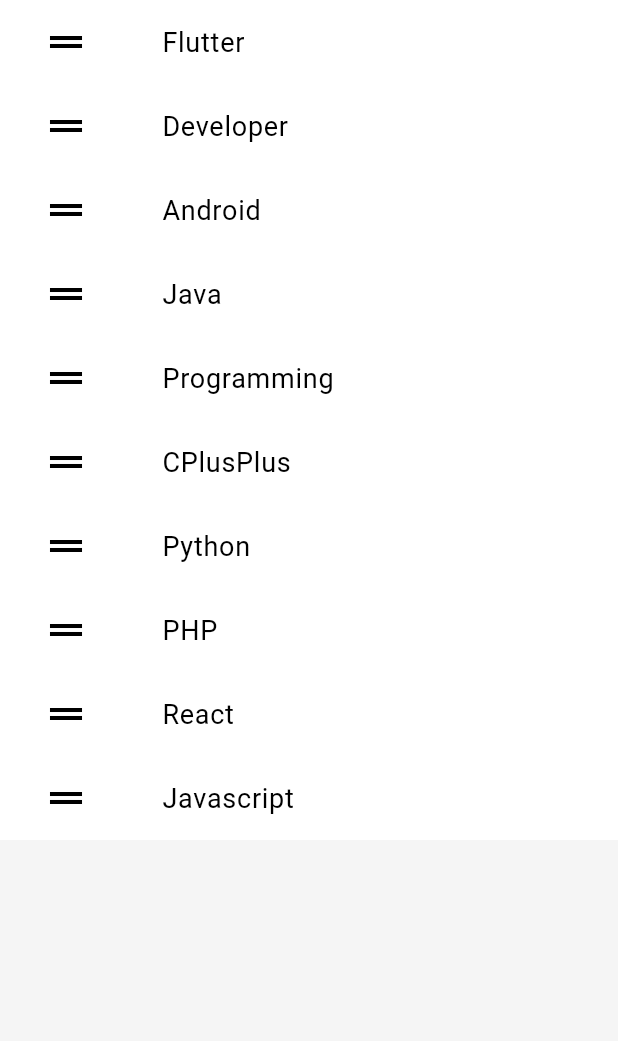
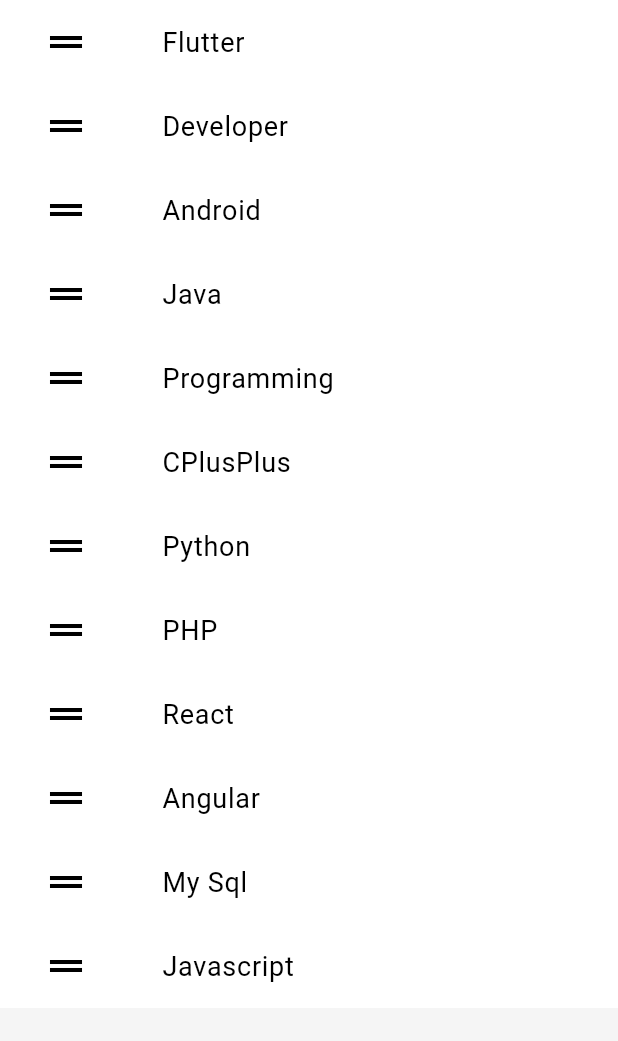
Before and after one commit to motiniu92/reOrderAbleList, a Flutter app: the screen it shows after launch, on a phone screen of 412 x 824 dp, the part 84-1125 px from its top. Run offline on Flutter 3.47's test engine with Material 3 defaults, Android fonts, the phone set to English and light mode, and no system bars.

Commit message:
update reOrderAbleList

```diff
--- a/lib/main.dart
+++ b/lib/main.dart
@@ -34,6 +34,8 @@
     "Python",
     "PHP",
     "React",
+    "Angular",
+    "My Sql",
     "Javascript"
   ];
 
```
Also changed, not shown: 2 other files.
